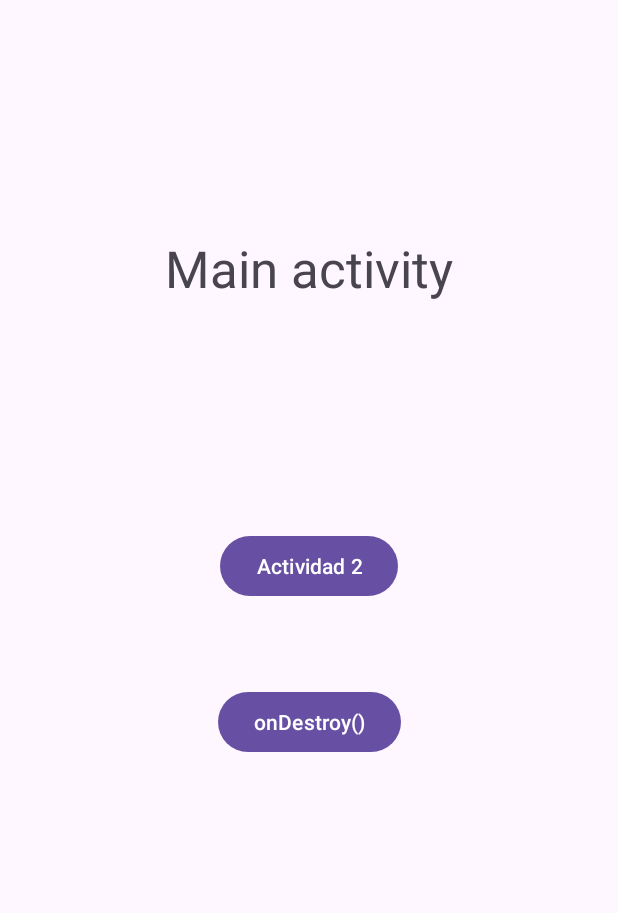
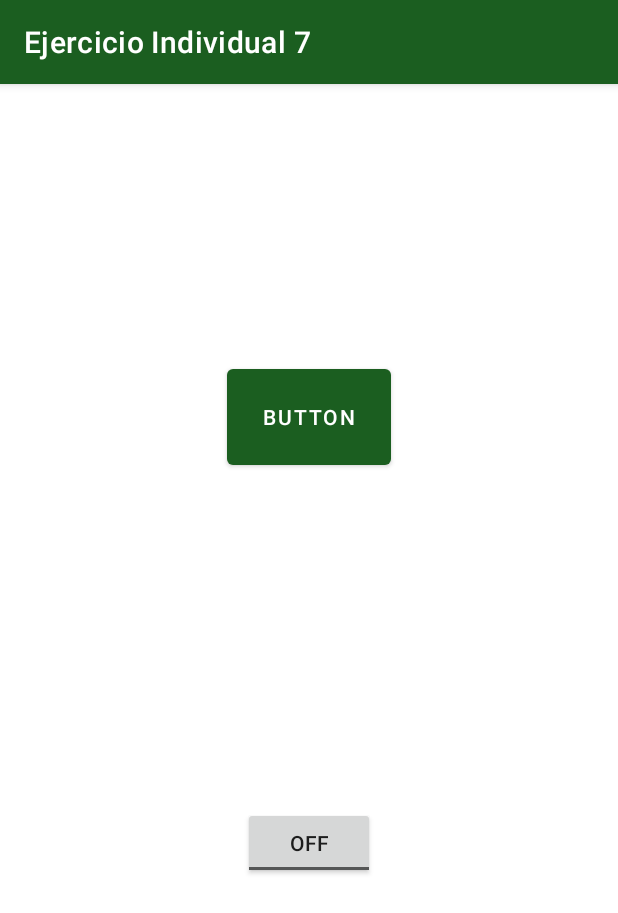
Before and after one commit to ClaudioA1992/EjercicioIndividual8, an Android app: the screen it shows after launch (MainActivity), on a phone screen of 412 x 824 dp. Shown: the top 913 px of the screen. Run offline under Robolectric (Android 15) with nearby library versions, the phone set to English and light mode, and no system bars.

Commit message:
Ejercicio individual 7

```diff
--- a/app/src/main/AndroidManifest.xml
+++ b/app/src/main/AndroidManifest.xml
@@ -10,11 +10,8 @@
         android:label="@string/app_name"
         android:roundIcon="@mipmap/ic_launcher_round"
         android:supportsRtl="true"
-        android:theme="@style/Theme.MovimientoEntreActivities"
+        android:theme="@style/Theme.EjercicioIndividual7"
         tools:targetApi="31">
-        <activity
-            android:name="cl.awakelab.movimientoentreactivities.MainActivity2"
-            android:exported="false" />
         <activity
             android:name=".MainActivity"
             android:exported="true">
--- /dev/null
+++ b/app/src/main/java/cl/awakelab/ejercicioindividual7/MainActivity.java
@@ -0,0 +1,47 @@
+package cl.awakelab.ejercicioindividual7;
+
+import androidx.appcompat.app.AppCompatActivity;
+import androidx.appcompat.app.AppCompatDelegate;
+import androidx.appcompat.widget.SwitchCompat;
+
+import android.os.Bundle;
+import android.view.View;
+import android.widget.Toast;
+import android.widget.ToggleButton;
+
+public class MainActivity extends AppCompatActivity {
+
+    @Override
+    protected void onCreate(Bundle savedInstanceState) {
+
+        super.onCreate(savedInstanceState);
+        setContentView(R.layout.activity_main);
+        ToggleButton switchNight = findViewById(R.id.switchNight);
+
+
+        switchNight.setOnClickListener(new View.OnClickListener() {
+            @Override
+            public void onClick(View v) {
+                if (switchNight.isChecked()) {
+                    setDayNight(0);
+                    Toast.makeText(getBaseContext(), "Enable Dark Mode", Toast.LENGTH_SHORT).show();
+                } else {
+                    setDayNight(1);
+                    Toast.makeText(getBaseContext(), "Enable Light Mode", Toast.LENGTH_SHORT).show();
+                }
+            }
+
+        });
+
+    }
+
+    public void setDayNight(int mode){
+        if(mode==0){
+            getDelegate().setLocalNightMode(AppCompatDelegate.MODE_NIGHT_YES);
+        }
+        else{
+            getDelegate().setLocalNightMode(AppCompatDelegate.MODE_NIGHT_NO);
+        }
+    }
+
+}
--- a/app/src/main/res/layout/activity_main.xml
+++ b/app/src/main/res/layout/activity_main.xml
@@ -4,37 +4,27 @@
     xmlns:tools="http://schemas.android.com/tools"
     android:layout_width="match_parent"
     android:layout_height="match_parent"
+    android:layout_margin="16dp"
     tools:context=".MainActivity">
 
-    <TextView
-        android:id="@+id/textView"
-        android:layout_width="wrap_content"
-        android:layout_height="wrap_content"
-        android:layout_marginTop="156dp"
-        android:text="Main activity"
-        android:textSize="34sp"
+    <Button
+        android:id="@+id/button2"
+        android:layout_width="109dp"
+        android:layout_height="76dp"
+        android:layout_marginTop="168dp"
+        android:text="Button"
         app:layout_constraintEnd_toEndOf="parent"
         app:layout_constraintStart_toStartOf="parent"
         app:layout_constraintTop_toTopOf="parent" />
 
-    <Button
-        android:id="@+id/secondActivityButton"
+    <ToggleButton
+        android:id="@+id/switchNight"
         android:layout_width="wrap_content"
         android:layout_height="wrap_content"
-        android:layout_marginTop="152dp"
-        android:text="Actividad 2"
-        app:layout_constraintEnd_toEndOf="@+id/textView"
-        app:layout_constraintStart_toStartOf="@+id/textView"
-        app:layout_constraintTop_toBottomOf="@+id/textView" />
-
-    <Button
-        android:id="@+id/onDestroyButton"
-        android:layout_width="wrap_content"
-        android:layout_height="wrap_content"
-        android:layout_marginTop="56dp"
-        android:text="onDestroy()"
-        app:layout_constraintEnd_toEndOf="@+id/secondActivityButton"
-        app:layout_constraintStart_toStartOf="@+id/secondActivityButton"
-        app:layout_constraintTop_toBottomOf="@+id/secondActivityButton" />
+        android:text="ToggleButton"
+        app:layout_constraintBottom_toBottomOf="parent"
+        app:layout_constraintEnd_toEndOf="parent"
+        app:layout_constraintStart_toStartOf="parent"
+        app:layout_constraintTop_toBottomOf="@+id/button2" />
 
 </androidx.constraintlayout.widget.ConstraintLayout>
--- a/app/src/main/res/values/colors.xml
+++ b/app/src/main/res/values/colors.xml
@@ -2,4 +2,11 @@
 <resources>
     <color name="black">#FF000000</color>
     <color name="white">#FFFFFFFF</color>
+
+    <color name="green">#1B5E20</color>
+    <color name="green_dark">#003300</color>
+    <color name="green_light">#A5D6A7</color>
+    <color name="blue">#0288D1</color>
+    <color name="blue_dark">#005B9F</color>
+    <color name="blue_light">#81D4FA</color>
 </resources>
--- a/app/src/main/res/values/strings.xml
+++ b/app/src/main/res/values/strings.xml
@@ -1,3 +1,7 @@
 <resources>
-    <string name="app_name">Movimiento entre activities</string>
+    <string name="app_name">Ejercicio Individual 7</string>
+    <string name="primary_color">Primary color</string>
+    <string name="button">Button</string>
+    <string name="secondary_color">Secondary color</string>
+    <string name="email_icon">email icon</string>
 </resources>
--- a/app/src/main/res/values/themes.xml
+++ b/app/src/main/res/values/themes.xml
@@ -1,9 +1,22 @@
 <resources xmlns:tools="http://schemas.android.com/tools">
     <!-- Base application theme. -->
-    <style name="Base.Theme.MovimientoEntreActivities" parent="Theme.Material3.DayNight.NoActionBar">
+    <style name="Base.Theme.EjercicioIndividual7" parent="Theme.Material3.DayNight.NoActionBar">
         <!-- Customize your light theme here. -->
         <!-- <item name="colorPrimary">@color/my_light_primary</item> -->
     </style>
 
-    <style name="Theme.MovimientoEntreActivities" parent="Base.Theme.MovimientoEntreActivities" />
+    <style name="Theme.EjercicioIndividual7" parent="Theme.MaterialComponents.DayNight.DarkActionBar" >
+        <!-- Primary brand color. -->
+        <item name="colorPrimary">@color/green</item>
+        <item name="colorPrimaryVariant">@color/green_dark</item>
+        <item name="colorOnPrimary">@color/white</item>
+        <!-- Secondary brand color. -->
+        <item name="colorSecondary">@color/blue</item>
+        <item name="colorSecondaryVariant">@color/blue_dark</item>
+        <item name="colorOnSecondary">@color/black</item>
+        <!-- Status bar color. -->
+        <item name="android:statusBarColor" tools:targetApi="l">?attr/colorPrimaryVariant</item>
+        <!-- Customize your theme here. -->
+    </style>
+
 </resources>
--- a/settings.gradle
+++ b/settings.gradle
@@ -12,5 +12,5 @@ dependencyResolutionManagement {
         mavenCentral()
     }
 }
-rootProject.name = "Movimiento entre activities"
+rootProject.name = "Ejercicio Individual 7"
 include ':app'
```
Also changed, not shown: app/build.gradle (+6 -2 lines), app/src/main/res/values-night/themes.xml (+13 -3 lines), gradle/wrapper/gradle-wrapper.properties, 2 other files.
